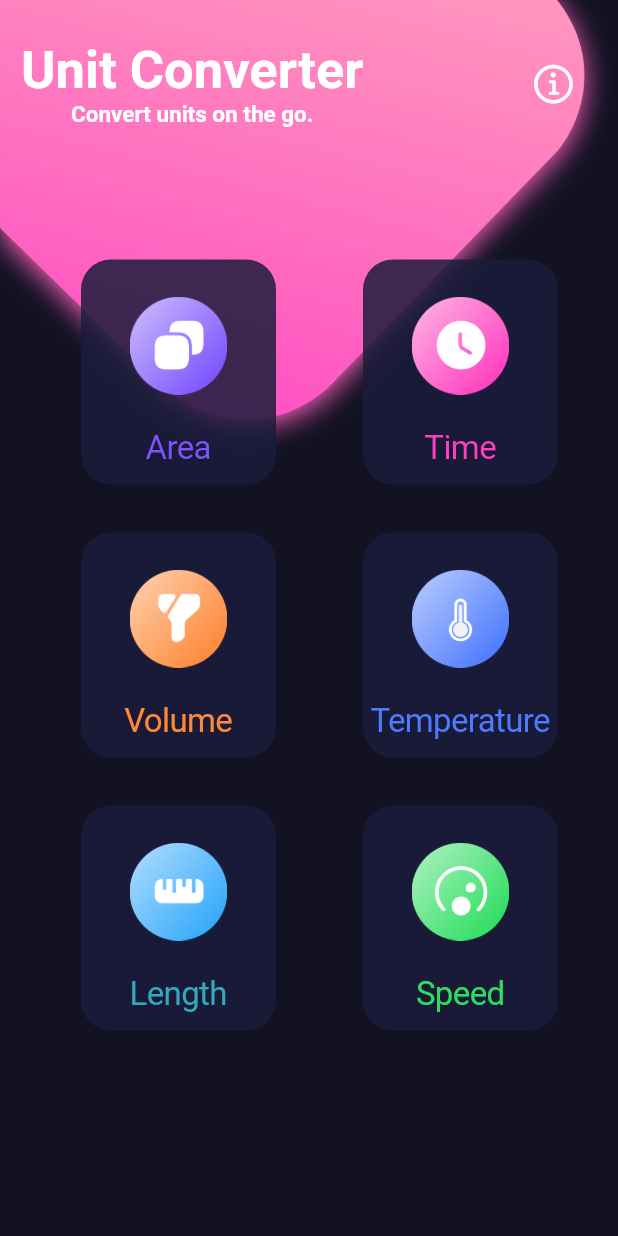
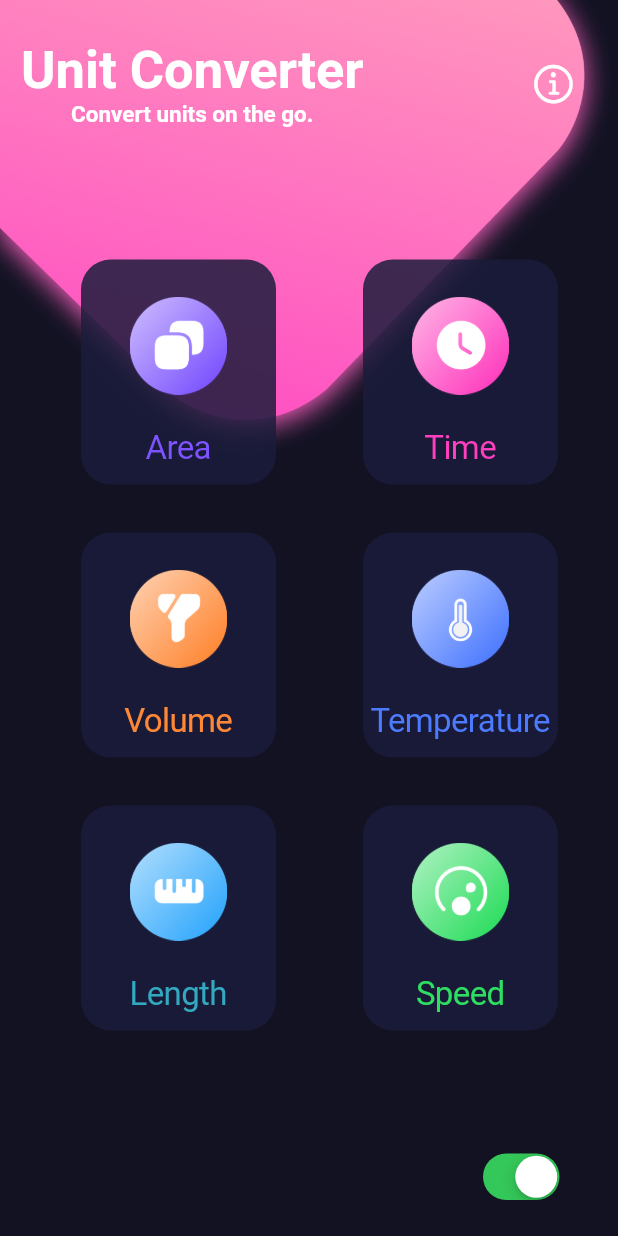
Before and after one commit to em-azhar/unitconverter, a Flutter app: the screen it shows after launch, on a phone screen of 412 x 824 dp. Run offline on Flutter 3.47's test engine with Material 2 defaults, Android fonts, the phone set to English and light mode, and no system bars; our stand-ins replace font_awesome_flutter.

Commit message:
dark and light mode implemented

```diff
--- a/lib/main.dart
+++ b/lib/main.dart
@@ -6,7 +6,7 @@ void main() {
   runApp(
     MaterialApp(
       debugShowCheckedModeBanner: false,
-      darkTheme: ThemeData.dark(),
+      // darkTheme: ThemeData.dark(),
       scrollBehavior: ScrollGlow(),
       home: const MyApp(),
     ),
--- a/lib/pages/home_page.dart
+++ b/lib/pages/home_page.dart
@@ -12,15 +12,22 @@ class Home extends StatefulWidget {
 }
 
 class _HomeState extends State<Home> {
+  bool _dark = true;
   @override
   Widget build(BuildContext context) {
+    Color bgColor = _dark
+        ? const Color.fromARGB(215, 26, 28, 59)
+        : const Color.fromARGB(53, 158, 158, 158);
+
     return Scaffold(
       body: Container(
         constraints: const BoxConstraints.expand(),
-        decoration: const BoxDecoration(
+        decoration: BoxDecoration(
           image: DecorationImage(
             image: AssetImage(
-              "assets/images/bg.png",
+              (_dark)
+                  ? "assets/images/bg_dark.png"
+                  : "assets/images/bg_light.png",
             ),
             fit: BoxFit.cover,
           ),
@@ -85,6 +92,7 @@ class _HomeState extends State<Home> {
                           mainAxisAlignment: MainAxisAlignment.spaceBetween,
                           children: [
                             QuantityButton(
+                              bgColor: bgColor,
                               icon: const AssetImage("assets/icons/area.png"),
                               quantityName: "Area",
                               textColor: const Color.fromRGBO(124, 83, 254, 1),
@@ -92,14 +100,16 @@ class _HomeState extends State<Home> {
                                 Navigator.push(
                                   context,
                                   CupertinoPageRoute(
-                                    builder: (context) => const ConverterPage(
+                                    builder: (context) => ConverterPage(
                                       quantityName: "Area",
+                                      dark: _dark,
                                     ),
                                   ),
                                 );
                               },
                             ),
                             QuantityButton(
+                              bgColor: bgColor,
                               icon: const AssetImage("assets/icons/time.png"),
                               quantityName: "Time",
                               textColor: const Color.fromRGBO(255, 63, 191, 1),
@@ -107,8 +117,9 @@ class _HomeState extends State<Home> {
                                 Navigator.push(
                                   context,
                                   CupertinoPageRoute(
-                                    builder: (context) => const ConverterPage(
+                                    builder: (context) => ConverterPage(
                                       quantityName: "Time",
+                                      dark: _dark,
                                     ),
                                   ),
                                 );
@@ -120,6 +131,7 @@ class _HomeState extends State<Home> {
                           mainAxisAlignment: MainAxisAlignment.spaceBetween,
                           children: [
                             QuantityButton(
+                              bgColor: bgColor,
                               icon: const AssetImage("assets/icons/volume.png"),
                               quantityName: "Volume",
                               textColor: const Color.fromRGBO(255, 136, 54, 1),
@@ -127,14 +139,16 @@ class _HomeState extends State<Home> {
                                 Navigator.push(
                                   context,
                                   CupertinoPageRoute(
-                                    builder: (context) => const ConverterPage(
+                                    builder: (context) => ConverterPage(
                                       quantityName: "Volume",
+                                      dark: _dark,
                                     ),
                                   ),
                                 );
                               },
                             ),
                             QuantityButton(
+                              bgColor: bgColor,
                               icon: const AssetImage(
                                   "assets/icons/temperature.png"),
                               quantityName: "Temperature",
@@ -143,8 +157,9 @@ class _HomeState extends State<Home> {
                                 Navigator.push(
                                   context,
                                   CupertinoPageRoute(
-                                    builder: (context) => const ConverterPage(
+                                    builder: (context) => ConverterPage(
                                       quantityName: "Temperature",
+                                      dark: _dark,
                                     ),
                                   ),
                                 );
@@ -156,6 +171,7 @@ class _HomeState extends State<Home> {
                           mainAxisAlignment: MainAxisAlignment.spaceBetween,
                           children: [
                             QuantityButton(
+                              bgColor: bgColor,
                               icon: const AssetImage("assets/icons/length.png"),
                               quantityName: "Length",
                               textColor: const Color.fromRGBO(51, 169, 191, 1),
@@ -163,14 +179,16 @@ class _HomeState extends State<Home> {
                                 Navigator.push(
                                   context,
                                   CupertinoPageRoute(
-                                    builder: (context) => const ConverterPage(
+                                    builder: (context) => ConverterPage(
                                       quantityName: "Length",
+                                      dark: _dark,
                                     ),
                                   ),
                                 );
                               },
                             ),
                             QuantityButton(
+                              bgColor: bgColor,
                               icon: const AssetImage("assets/icons/speed.png"),
                               quantityName: "Speed",
                               textColor: const Color.fromRGBO(46, 222, 97, 1),
@@ -178,8 +196,9 @@ class _HomeState extends State<Home> {
                                 Navigator.push(
                                   context,
                                   CupertinoPageRoute(
-                                    builder: (context) => const ConverterPage(
+                                    builder: (context) => ConverterPage(
                                       quantityName: "Speed",
+                                      dark: _dark,
                                     ),
                                   ),
                                 );
@@ -191,6 +210,20 @@ class _HomeState extends State<Home> {
                     ),
                   ),
                 ),
+                Padding(
+                  padding: const EdgeInsets.only(bottom: 20, right: 35),
+                  child: Align(
+                    alignment: AlignmentDirectional.centerEnd,
+                    child: CupertinoSwitch(
+                      value: _dark,
+                      onChanged: (value) {
+                        setState(() {
+                          _dark = value;
+                        });
+                      },
+                    ),
+                  ),
+                )
               ],
             ),
           ),
--- a/lib/widgets/quantity_button.dart
+++ b/lib/widgets/quantity_button.dart
@@ -5,6 +5,7 @@ class QuantityButton extends StatelessWidget {
   final AssetImage icon;
   final String quantityName;
   final Color textColor;
+  final Color bgColor;
 
   const QuantityButton({
     Key? key,
@@ -12,6 +13,7 @@ class QuantityButton extends StatelessWidget {
     required this.quantityName,
     required this.textColor,
     required this.onPressed,
+    required this.bgColor,
   }) : super(key: key);
 
   @override
@@ -22,9 +24,9 @@ class QuantityButton extends StatelessWidget {
       child: Container(
         height: 150,
         width: 130,
-        decoration: const BoxDecoration(
-          color: Color.fromARGB(215, 26, 28, 59),
-          borderRadius: BorderRadius.all(
+        decoration: BoxDecoration(
+          color: bgColor,
+          borderRadius: const BorderRadius.all(
             Radius.circular(20),
           ),
         ),
--- a/pubspec.yaml
+++ b/pubspec.yaml
@@ -64,5 +64,6 @@ flutter:
   assets:
     - assets/images/
     - assets/icons/
-    - assets/converterpage_backgrounds/
+    - assets/converterpage_backgrounds_light/
+    - assets/converterpage_backgrounds_dark/
     - assets/audio/
```
Also changed, not shown: lib/pages/converter_page.dart (+62 -26 lines), lib/widgets/numpad_button.dart (+7 -3 lines), assets/converterpage_backgrounds_dark/area.png (renamed from assets/converterpage_backgrounds/area.png), assets/converterpage_backgrounds_dark/length.png (renamed from assets/converterpage_backgrounds/length.png), assets/converterpage_backgrounds_dark/speed.png (renamed from assets/converterpage_backgrounds/speed.png), assets/converterpage_backgrounds_dark/temperature.png (renamed from assets/converterpage_backgrounds/temperature.png), assets/converterpage_backgrounds_dark/time.png (renamed from assets/converterpage_backgrounds/time.png), assets/converterpage_backgrounds_dark/volume.png (renamed from assets/converterpage_backgrounds/volume.png), assets/converterpage_backgrounds_light/area.png (added), assets/converterpage_backgrounds_light/length.png (added), assets/converterpage_backgrounds_light/speed.png (added), assets/converterpage_backgrounds_light/temperature.png (added), assets/converterpage_backgrounds_light/time.png (added), assets/converterpage_backgrounds_light/volume.png (added), 2 more files.
